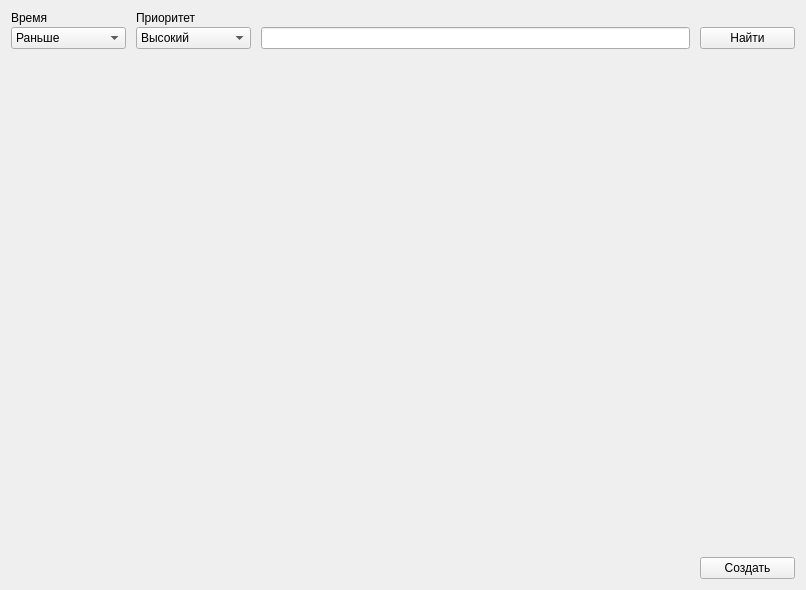
Qt form mainMenu/main.ui (trpo2021/cw-iv-021_todo-list) before a commit.
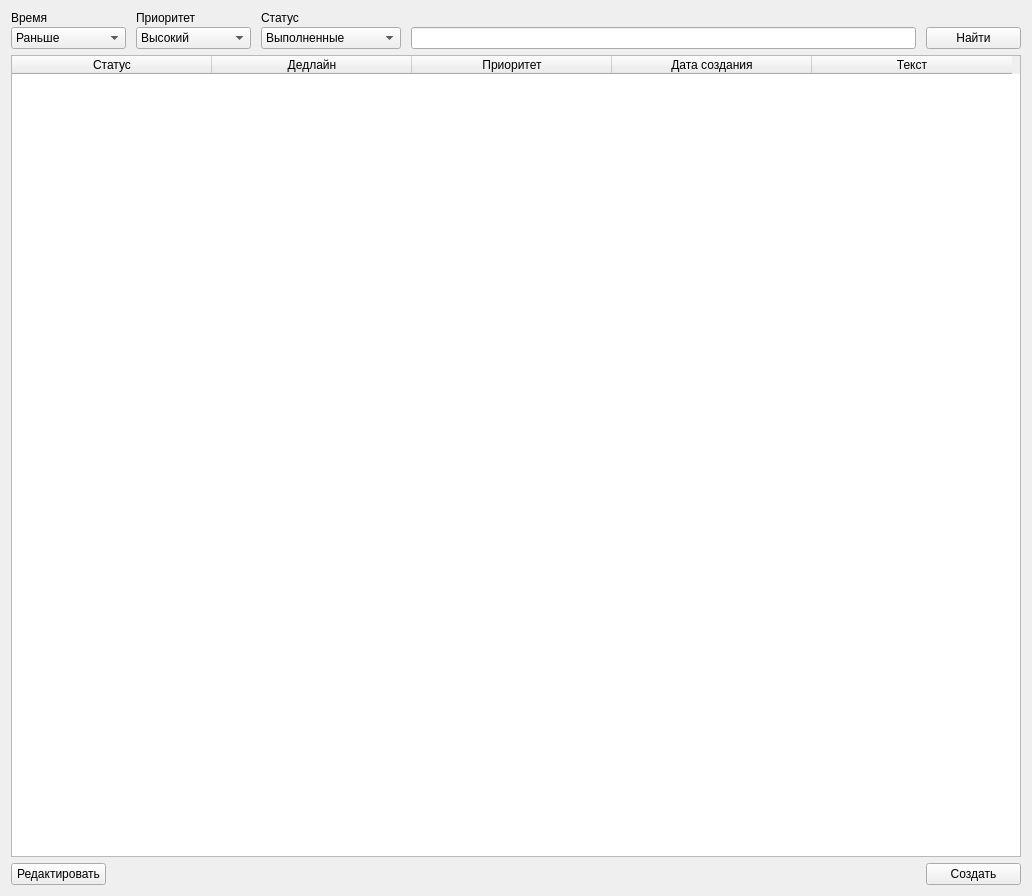
The same form after that commit.

Patch:
```diff
--- a/mainMenu/main.ui
+++ b/mainMenu/main.ui
@@ -6,33 +6,14 @@
    <rect>
     <x>0</x>
     <y>0</y>
-    <width>806</width>
-    <height>590</height>
+    <width>1026</width>
+    <height>896</height>
    </rect>
   </property>
   <property name="windowTitle">
    <string>MainMenu</string>
   </property>
-  <layout class="QGridLayout" name="gridLayout_2">
-   <item row="1" column="0" alignment="Qt::AlignRight|Qt::AlignBottom">
-    <widget class="QPushButton" name="createButton">
-     <property name="sizePolicy">
-      <sizepolicy hsizetype="Fixed" vsizetype="Fixed">
-       <horstretch>0</horstretch>
-       <verstretch>0</verstretch>
-      </sizepolicy>
-     </property>
-     <property name="minimumSize">
-      <size>
-       <width>95</width>
-       <height>0</height>
-      </size>
-     </property>
-     <property name="text">
-      <string>Создать</string>
-     </property>
-    </widget>
-   </item>
+  <layout class="QGridLayout" name="gridLayout_3">
    <item row="0" column="0">
     <layout class="QGridLayout" name="gridLayout">
      <property name="sizeConstraint">
@@ -44,6 +25,25 @@
      <property name="verticalSpacing">
       <number>2</number>
      </property>
+     <item row="1" column="3">
+      <widget class="QLineEdit" name="searchLine">
+       <property name="minimumSize">
+        <size>
+         <width>300</width>
+         <height>0</height>
+        </size>
+       </property>
+       <property name="maximumSize">
+        <size>
+         <width>845</width>
+         <height>16777215</height>
+        </size>
+       </property>
+       <property name="text">
+        <string/>
+       </property>
+      </widget>
+     </item>
      <item row="0" column="0">
       <widget class="QLabel" name="label">
        <property name="sizePolicy">
@@ -63,51 +63,6 @@
        </property>
       </widget>
      </item>
-     <item row="1" column="0">
-      <widget class="QComboBox" name="timeBox">
-       <property name="sizePolicy">
-        <sizepolicy hsizetype="Fixed" vsizetype="Fixed">
-         <horstretch>0</horstretch>
-         <verstretch>0</verstretch>
-        </sizepolicy>
-       </property>
-       <property name="minimumSize">
-        <size>
-         <width>115</width>
-         <height>10</height>
-        </size>
-       </property>
-       <item>
-        <property name="text">
-         <string>Раньше</string>
-        </property>
-       </item>
-       <item>
-        <property name="text">
-         <string>Позже</string>
-        </property>
-       </item>
-      </widget>
-     </item>
-     <item row="1" column="3">
-      <widget class="QPushButton" name="searchButton">
-       <property name="sizePolicy">
-        <sizepolicy hsizetype="Fixed" vsizetype="Fixed">
-         <horstretch>0</horstretch>
-         <verstretch>0</verstretch>
-        </sizepolicy>
-       </property>
-       <property name="minimumSize">
-        <size>
-         <width>95</width>
-         <height>0</height>
-        </size>
-       </property>
-       <property name="text">
-        <string>Найти</string>
-       </property>
-      </widget>
-     </item>
      <item row="0" column="1">
       <widget class="QLabel" name="label_2">
        <property name="sizePolicy">
@@ -127,6 +82,58 @@
        </property>
       </widget>
      </item>
+     <item row="1" column="0">
+      <widget class="QComboBox" name="time">
+       <property name="sizePolicy">
+        <sizepolicy hsizetype="Fixed" vsizetype="Fixed">
+         <horstretch>0</horstretch>
+         <verstretch>0</verstretch>
+        </sizepolicy>
+       </property>
+       <property name="minimumSize">
+        <size>
+         <width>115</width>
+         <height>10</height>
+        </size>
+       </property>
+       <item>
+        <property name="text">
+         <string>Раньше</string>
+        </property>
+       </item>
+       <item>
+        <property name="text">
+         <string>Позже</string>
+        </property>
+       </item>
+      </widget>
+     </item>
+     <item row="0" column="2">
+      <widget class="QLabel" name="label_3">
+       <property name="text">
+        <string>Статус</string>
+       </property>
+      </widget>
+     </item>
+     <item row="1" column="4">
+      <widget class="QPushButton" name="search">
+       <property name="sizePolicy">
+        <sizepolicy hsizetype="Fixed" vsizetype="Fixed">
+         <horstretch>0</horstretch>
+         <verstretch>0</verstretch>
+        </sizepolicy>
+       </property>
+       <property name="minimumSize">
+        <size>
+         <width>95</width>
+         <height>0</height>
+        </size>
+       </property>
+       <property name="text">
+        <string>Найти</string>
+       </property>
+      </widget>
+     </item>
      <item row="1" column="1">
       <widget class="QComboBox" name="priorityBox">
        <property name="sizePolicy">
@@ -154,21 +161,141 @@
       </widget>
      </item>
      <item row="1" column="2">
-      <widget class="QLineEdit" name="searchLine">
+      <widget class="QComboBox" name="status">
+       <property name="sizePolicy">
+        <sizepolicy hsizetype="Fixed" vsizetype="Fixed">
+         <horstretch>0</horstretch>
+         <verstretch>0</verstretch>
+        </sizepolicy>
+       </property>
        <property name="minimumSize">
         <size>
-         <width>300</width>
+         <width>140</width>
+         <height>10</height>
+        </size>
+       </property>
+       <item>
+        <property name="text">
+         <string>Выполненные</string>
+        </property>
+       </item>
+       <item>
+        <property name="text">
+         <string>Не выполненные</string>
+        </property>
+       </item>
+      </widget>
+     </item>
+    </layout>
+   </item>
+   <item row="1" column="0">
+    <layout class="QGridLayout" name="gridLayout_2">
+     <item row="0" column="0" colspan="2" alignment="Qt::AlignHCenter">
+      <widget class="QTableWidget" name="table">
+       <property name="sizePolicy">
+        <sizepolicy hsizetype="Expanding" vsizetype="Expanding">
+         <horstretch>0</horstretch>
+         <verstretch>0</verstretch>
+        </sizepolicy>
+       </property>
+       <property name="minimumSize">
+        <size>
+         <width>1010</width>
          <height>0</height>
         </size>
        </property>
        <property name="maximumSize">
         <size>
-         <width>845</width>
+         <width>1010</width>
          <height>16777215</height>
         </size>
        </property>
+       <property name="rowCount">
+        <number>0</number>
+       </property>
+       <attribute name="horizontalHeaderDefaultSectionSize">
+        <number>200</number>
+       </attribute>
+       <attribute name="horizontalHeaderShowSortIndicator" stdset="0">
+        <bool>false</bool>
+       </attribute>
+       <column>
+        <property name="text">
+         <string>Статус</string>
+        </property>
+        <property name="textAlignment">
+         <set>AlignCenter</set>
+        </property>
+       </column>
+       <column>
+        <property name="text">
+         <string>Дедлайн</string>
+        </property>
+        <property name="textAlignment">
+         <set>AlignCenter</set>
+        </property>
+       </column>
+       <column>
+        <property name="text">
+         <string>Приоритет</string>
+        </property>
+        <property name="textAlignment">
+         <set>AlignCenter</set>
+        </property>
+       </column>
+       <column>
+        <property name="text">
+         <string>Дата создания</string>
+        </property>
+        <property name="textAlignment">
+         <set>AlignCenter</set>
+        </property>
+       </column>
+       <column>
+        <property name="text">
+         <string>Текст</string>
+        </property>
+        <property name="textAlignment">
+         <set>AlignCenter</set>
+        </property>
+       </column>
+      </widget>
+     </item>
+     <item row="1" column="0">
+      <widget class="QPushButton" name="edit">
+       <property name="sizePolicy">
+        <sizepolicy hsizetype="Fixed" vsizetype="Fixed">
+         <horstretch>0</horstretch>
+         <verstretch>0</verstretch>
+        </sizepolicy>
+       </property>
+       <property name="minimumSize">
+        <size>
+         <width>95</width>
+         <height>0</height>
+        </size>
+       </property>
        <property name="text">
-        <string/>
+        <string>Редактировать</string>
+       </property>
+      </widget>
+     </item>
+     <item row="1" column="1" alignment="Qt::AlignRight">
+      <widget class="QPushButton" name="create">
+       <property name="sizePolicy">
+        <sizepolicy hsizetype="Fixed" vsizetype="Fixed">
+         <horstretch>0</horstretch>
+         <verstretch>0</verstretch>
+        </sizepolicy>
+       </property>
+       <property name="minimumSize">
+        <size>
+         <width>95</width>
+         <height>0</height>
+        </size>
+       </property>
+       <property name="text">
+        <string>Создать</string>
        </property>
       </widget>
      </item>
```
Left out of the diff: 2 changed lines with no effect on the pictures.
